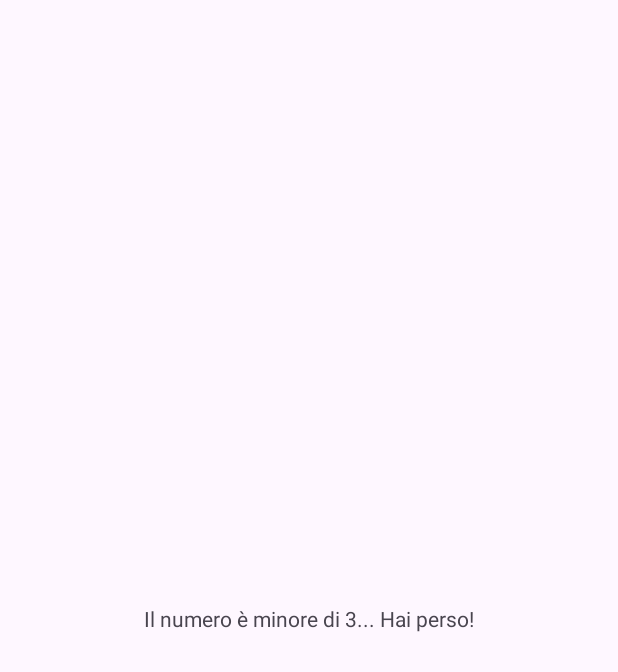
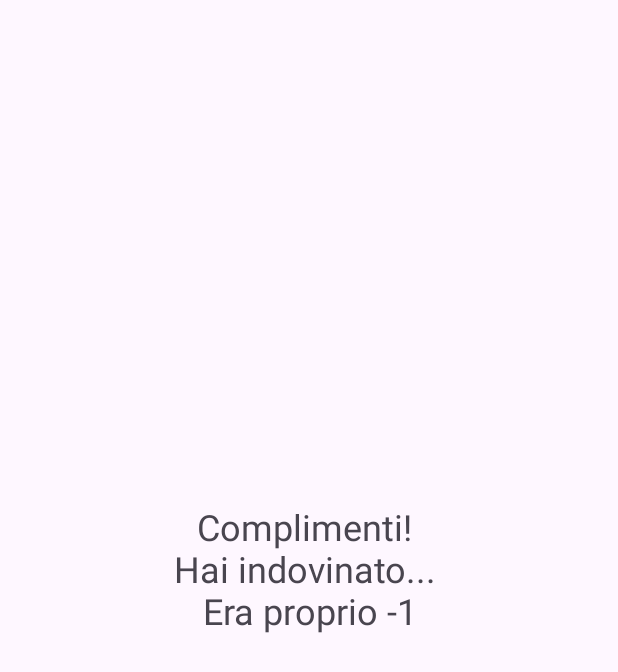
Before and after one commit to RiccardoPoggiani/RollDice, an Android app: the SecondActivity screen opened directly, with no data from a screen before it, after a tap on "Verifica esito", on a phone screen of 412 x 824 dp. Shown: the top 672 px of the screen. Run offline under Robolectric (Android 15) with nearby library versions, the phone set to English and light mode, and no system bars.

Commit message:
Modifica logica: inserimento casella testo per input del numero e confronto con quello estratto randomicamente; modifica grafica e layout

```diff
--- a/app/src/main/java/com/example/poggiani_rolldice/SecondActivity.kt
+++ b/app/src/main/java/com/example/poggiani_rolldice/SecondActivity.kt
@@ -10,29 +10,30 @@ import android.widget.TextView
 import android.widget.Toast
 import androidx.activity.enableEdgeToEdge
 import androidx.appcompat.app.AppCompatActivity
-import androidx.core.view.ViewCompat
-import androidx.core.view.WindowInsetsCompat
 
 class SecondActivity : AppCompatActivity() {
+
+    private val TAG = "SecondActivity"
+
     override fun onCreate(savedInstanceState: Bundle?) {
         super.onCreate(savedInstanceState)
         enableEdgeToEdge()
         setContentView(R.layout.activity_second)
 
-        var msg = intent.getStringExtra("MESSAGGE")
-        //Ricavo il messaggio nell'Intent e lo inserisco nella variabile
+        Log.d(TAG, "SecondActivity avviata")
+
+        val random = intent.getIntExtra("R", -1)
+        val numeroInserito = intent.getIntExtra("I", -1)
+
+        Log.d(TAG, "Numero estratto dal dado (random): $random")
+        Log.d(TAG, "Numero inserito dall'utente: $numeroInserito")
 
         val textView = findViewById<TextView>(R.id.TextViewActivitySecond)
-        //ricavo l'elemento textView dove inserire il risultato
+        textView.text = "Numero estratto: $random"
 
-        textView.text = msg;
-        //Inserisco il messaggio memorizzato con l'intent nella textView
+        val imageViewSecond = findViewById<ImageView>(R.id.imageViewActivitySecond)
 
-        var imageViewSecond = findViewById<ImageView>(R.id.imageViewActivitySecond)
-
-        val random = intent.getIntExtra("RANDOM", -1)
-
-        var resource = when (random){
+        val resource = when (random) {
             1 -> R.drawable.dice_face_1
             2 -> R.drawable.dice_face_2
             3 -> R.drawable.dice_face_3
@@ -42,17 +43,23 @@ class SecondActivity : AppCompatActivity() {
             else -> R.drawable.dices
         }
 
+        Log.d(TAG, "Risorsa immagine associata al numero: $resource")
         imageViewSecond.setImageResource(resource)
-        Log.d("SECOND", "FINITO DISEGNO DADO")
+        Log.d(TAG, "FINITO DISEGNO DADO")
 
-        var buttonVer : Button = findViewById(R.id.buttonVerify)
+        val buttonVer = findViewById<Button>(R.id.buttonVerify)
 
-        buttonVer.setOnClickListener(View.OnClickListener{
-            var toast_s = Toast.makeText(this, "VERIFICA ESITO ESTRAZIONE", Toast.LENGTH_LONG)
-            toast_s.show()
-            var Intent_s : Intent = Intent(this, ThirdActivity:: class.java,)
-            Intent_s.putExtra("R", random)
-            startActivity(Intent_s)
-        })
+        buttonVer.setOnClickListener {
+            Log.d(TAG, "Bottone verifica premuto")
+            Toast.makeText(this, "VERIFICA ESITO ESTRAZIONE", Toast.LENGTH_LONG).show()
+
+            val intentS = Intent(this, ThirdActivity::class.java).apply {
+                putExtra("R", random)
+                putExtra("I", numeroInserito)
+            }
+
+            Log.d(TAG, "Intent per ThirdActivity creato con R: $random, I: $numeroInserito")
+            startActivity(intentS)
+        }
     }
 }
--- a/app/src/main/java/com/example/poggiani_rolldice/ThirdActivity.kt
+++ b/app/src/main/java/com/example/poggiani_rolldice/ThirdActivity.kt
@@ -1,27 +1,36 @@
 package com.example.poggiani_rolldice
 
 import android.os.Bundle
-import android.widget.ImageView
+import android.util.Log
 import android.widget.TextView
 import androidx.activity.enableEdgeToEdge
 import androidx.appcompat.app.AppCompatActivity
-import androidx.core.view.ViewCompat
-import androidx.core.view.WindowInsetsCompat
 
 class ThirdActivity : AppCompatActivity() {
+
+    private val TAG = "ThirdActivity"
+
     override fun onCreate(savedInstanceState: Bundle?) {
         super.onCreate(savedInstanceState)
         enableEdgeToEdge()
         setContentView(R.layout.activity_third)
 
-        var num = getIntent().getIntExtra("R",-1);
+        Log.d(TAG, "ThirdActivity avviata")
+
+        val numeroEstratto = intent.getIntExtra("R", -1)
+        val numeroInserito = intent.getIntExtra("I", -1)
+
+        Log.d(TAG, "Numero estratto ricevuto: $numeroEstratto")
+        Log.d(TAG, "Numero inserito dall'utente ricevuto: $numeroInserito")
 
         val textView = findViewById<TextView>(R.id.textViewActivityThird)
 
-        if (num > 3){
-            textView.text = "Il numero è maggiore di 3... Hai vinto!";
-        } else{
-            textView.text = "Il numero è minore di 3... Hai perso!";
+        if (numeroEstratto == numeroInserito) {
+            textView.text = "Complimenti! \nHai indovinato... \nEra proprio $numeroEstratto"
+            Log.d(TAG, "Esito: indovinato")
+        } else {
+            textView.text = "Peccato! \nNon hai indovinato... \nHai scelto $numeroInserito \nma il numero era $numeroEstratto"
+            Log.d(TAG, "Esito: non indovinato")
         }
     }
 }
--- a/app/src/main/res/layout/activity_second.xml
+++ b/app/src/main/res/layout/activity_second.xml
@@ -37,6 +37,8 @@
         android:layout_height="105dp"
         android:text="Verifica esito"
         android:textSize="30sp"
+        android:backgroundTint="#FF0000"
+        android:textColor="#000000"
         app:layout_constraintBottom_toBottomOf="parent"
         app:layout_constraintEnd_toEndOf="parent"
         app:layout_constraintHorizontal_bias="0.51"
--- a/app/src/main/res/layout/activity_third.xml
+++ b/app/src/main/res/layout/activity_third.xml
@@ -9,8 +9,10 @@
 
     <TextView
         android:id="@+id/textViewActivityThird"
-        android:layout_width="wrap_content"
-        android:layout_height="wrap_content"
+        android:layout_width="327dp"
+        android:layout_height="155dp"
+        android:textSize="24sp"
+        android:textAlignment="center"
         app:layout_constraintBottom_toBottomOf="parent"
         app:layout_constraintEnd_toEndOf="parent"
         app:layout_constraintStart_toStartOf="parent"
```
Also changed, not shown: app/src/main/java/com/example/poggiani_rolldice/MainActivity.kt (+28 -20 lines), app/src/main/res/layout/activity_main.xml (+23 -8 lines).
